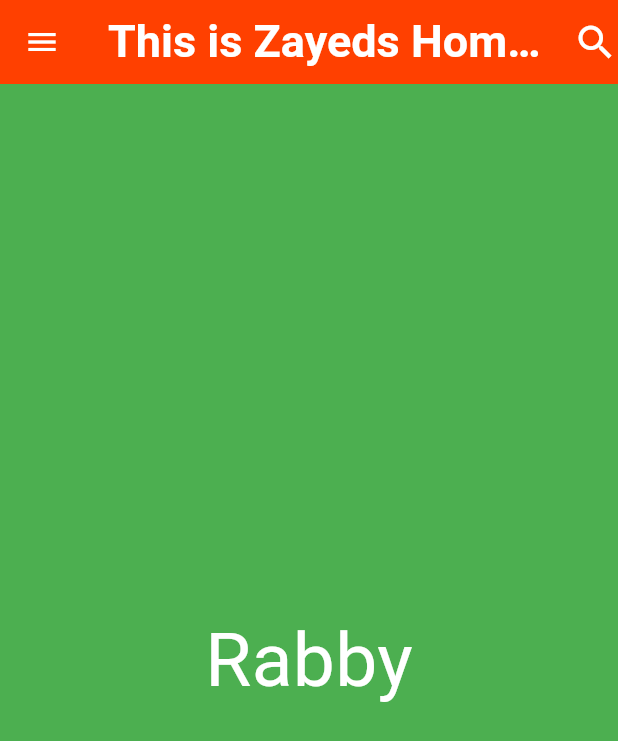
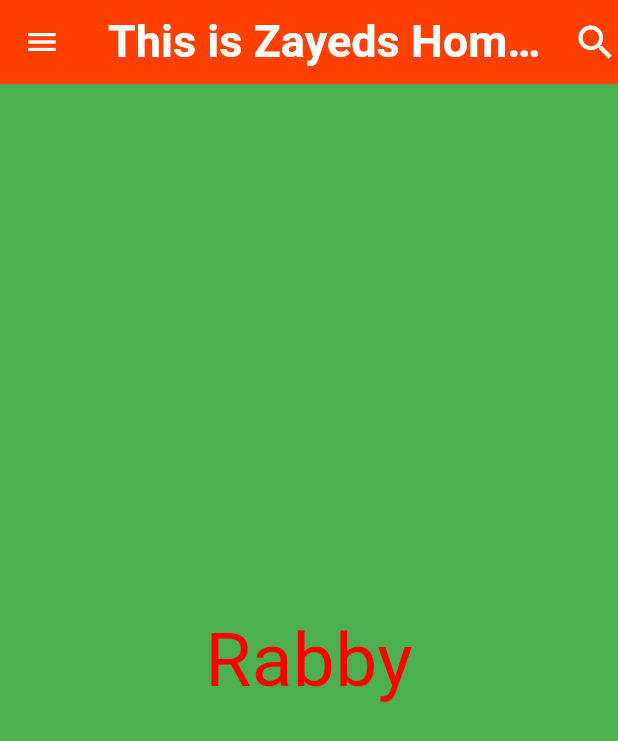
Before and after one commit to xX0ZAK0Xx/Basics, a Flutter app: the screen it shows after launch, on a phone screen of 412 x 824 dp. Shown: the top 741 px of the screen. Run offline on Flutter 3.47's test engine with Material 3 defaults, Android fonts, the light colour scheme and no system bars.

Commit message:
changed body

```diff
--- a/lib/main.dart
+++ b/lib/main.dart
@@ -33,7 +33,7 @@ class MyApp extends StatelessWidget {
         ),
         backgroundColor: Colors.green,
         body: Center(
-          child: Text(name, style: TextStyle(color: Colors.white, fontSize: 50),
+          child: Text(name, style: TextStyle(color: const Color.fromARGB(255, 255, 0, 0), fontSize: 50),
           ),
         ),
       ),
```
